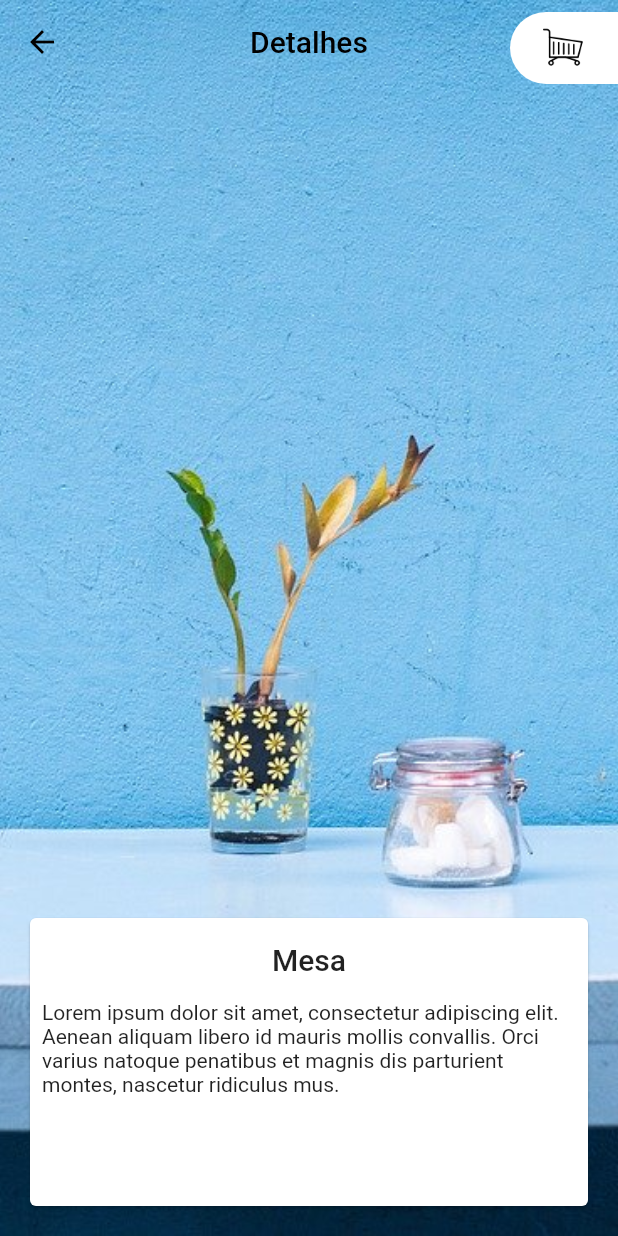
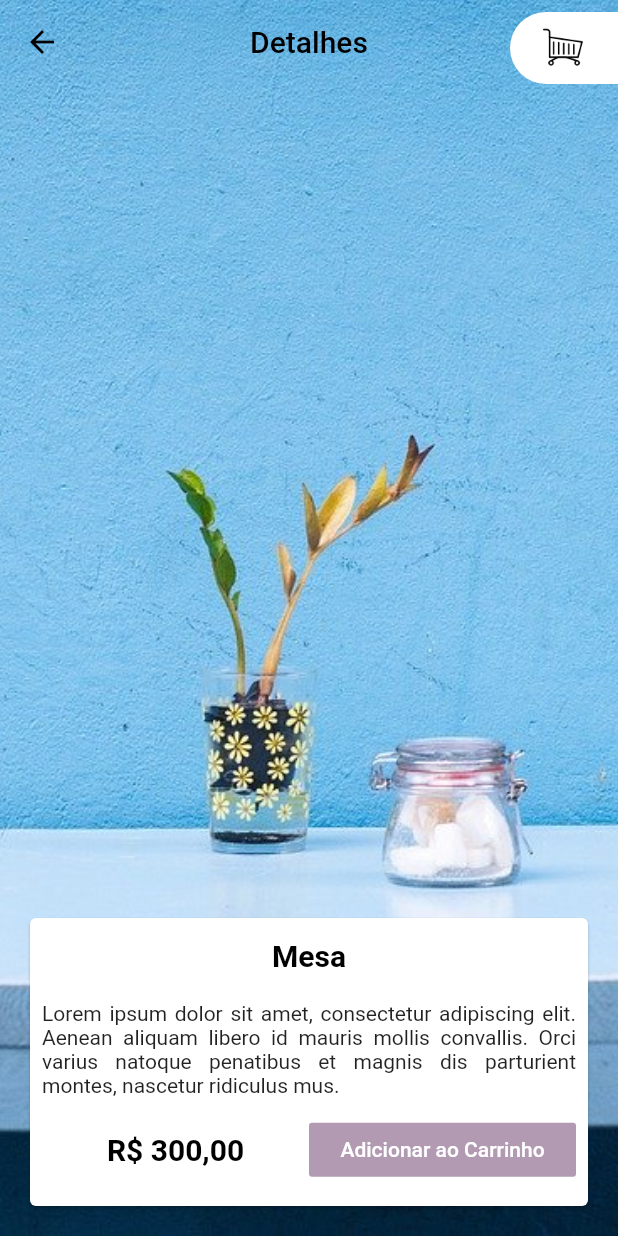
Before and after one commit to MisorWyvern/flutter_shop, a Flutter app: the screen it shows after launch, after a tap on "Mesa", on a phone screen of 412 x 824 dp. Run offline on Flutter 3.47's test engine with Material 2 defaults, Android fonts, the phone set to English and light mode, and no system bars; Roboto replaces fonts that are missing (Alata).

Commit message:
add textTheme. colorPalette and price to product card (END Aula 6)

```diff
--- a/lib/main.dart
+++ b/lib/main.dart
@@ -1,4 +1,5 @@
 import 'package:flutter/material.dart';
+import 'package:flutter_shop/models/color_palette.dart';
 import 'package:flutter_shop/pages/carrinho.dart';
 import 'package:flutter_shop/pages/home_page.dart';
 
@@ -18,8 +19,25 @@ class FlutterShop extends StatelessWidget {
       title: 'Flutter Shop',
       debugShowCheckedModeBanner: false,
       theme: ThemeData(
-        primarySwatch: Colors.red,
+        primarySwatch: ColorPalette().lilas,
         visualDensity: VisualDensity.adaptivePlatformDensity,
+        textTheme: TextTheme(
+          headline4: TextStyle(
+              fontSize: 16,
+              fontFamily: 'Alata',
+              fontWeight: FontWeight.bold,
+              color: Colors.white),
+          headline5: TextStyle(
+              fontSize: 16,
+              fontFamily: 'Alata',
+              fontWeight: FontWeight.bold,
+              color: Colors.black),
+          headline6: TextStyle(
+              fontSize: 20,
+              fontFamily: 'Alata',
+              fontWeight: FontWeight.bold,
+              color: Colors.black),
+        ),
       ),
       home: HomePage(),
     );
--- /dev/null
+++ b/lib/models/color_palette.dart
@@ -0,0 +1,18 @@
+import 'package:flutter/material.dart';
+
+class ColorPalette {
+  static Map<int, Color> _lilasSwatch = {
+    50: Color.fromRGBO(178, 155, 178, 0.05),
+    100: Color.fromRGBO(178, 155, 178, 0.1),
+    200: Color.fromRGBO(178, 155, 178, 0.2),
+    300: Color.fromRGBO(178, 155, 178, 0.3),
+    400: Color.fromRGBO(178, 155, 178, 0.4),
+    500: Color.fromRGBO(178, 155, 178, 0.5),
+    600: Color.fromRGBO(178, 155, 178, 0.6),
+    700: Color.fromRGBO(178, 155, 178, 0.7),
+    800: Color.fromRGBO(178, 155, 178, 0.8),
+    900: Color.fromRGBO(178, 155, 178, 0.9),
+  };
+
+  MaterialColor lilas = MaterialColor(0xFFB29BB2, _lilasSwatch);
+}
--- a/lib/models/product.dart
+++ b/lib/models/product.dart
@@ -12,13 +12,13 @@ class Product {
   }
 
   String get titulo => _titulo;
-  set titulo(String titulo) => _titulo = titulo;
+  //set titulo(String titulo) => _titulo = titulo;
   int get preco => _preco;
-  set preco(int preco) => _preco = preco;
+  //set preco(int preco) => _preco = preco;
   String get foto => _foto;
-  set foto(String foto) => _foto = foto;
+  //set foto(String foto) => _foto = foto;
   String get descricao => _descricao;
-  set descricao(String descricao) => _descricao = descricao;
+  //set descricao(String descricao) => _descricao = descricao;
 
   Product.fromJson(Map<String, dynamic> json) {
     _titulo = json['titulo'];
--- a/lib/pages/home_page.dart
+++ b/lib/pages/home_page.dart
@@ -67,7 +67,12 @@ class HomePage extends StatelessWidget {
           Row(
             children: [
               Expanded(child: Divider()),
-              Expanded(child: Text("Produtos", textAlign: TextAlign.center,)),
+              Expanded(
+                  child: Text(
+                "Produtos",
+                textAlign: TextAlign.center,
+                style: Theme.of(context).textTheme.headline5,
+              )),
               Expanded(child: Divider()),
             ],
           ),
--- a/lib/widgets/detalhes_card.dart
+++ b/lib/widgets/detalhes_card.dart
@@ -1,10 +1,12 @@
 import 'package:flutter/material.dart';
 import 'package:flutter_shop/models/product.dart';
+import 'package:intl/intl.dart';
 
 class DetalhesCard extends StatelessWidget {
   final Product product;
+  final formatReal = NumberFormat.currency(locale: 'pt_BR', symbol: 'R\$');
 
-  const DetalhesCard({Key key, this.product}) : super(key: key);
+  DetalhesCard({Key key, this.product}) : super(key: key);
 
   @override
   Widget build(BuildContext context) {
@@ -12,11 +14,36 @@ class DetalhesCard extends StatelessWidget {
       child: Padding(
         padding: const EdgeInsets.all(8.0),
         child: Column(
+          mainAxisAlignment: MainAxisAlignment.spaceAround,
           children: [
             DetalhesCardTitle(
               title: product.titulo,
             ),
             DetalhesCardText(text: product.descricao),
+            Row(
+              children: [
+                Expanded(
+                    child: Text(
+                  formatReal.format(product.preco),
+                  textAlign: TextAlign.center,
+                  style: Theme.of(context).textTheme.headline6,
+                )),
+                Expanded(
+                  flex: 1,
+                  child: FlatButton(
+                    color: Theme.of(context).primaryColor,
+                    onPressed: () {},
+                    child: Text(
+                      'Adicionar ao Carrinho',
+                      textAlign: TextAlign.center,
+                      style: TextStyle(
+                        color: Colors.white,
+                      ),
+                    ),
+                  ),
+                ),
+              ],
+            )
           ],
         ),
       ),
@@ -32,7 +59,6 @@ class DetalhesCardTitle extends StatelessWidget {
   @override
   Widget build(BuildContext context) {
     return Container(
-      margin: EdgeInsets.symmetric(vertical: 8),
       child: Text(
         title,
         style: Theme.of(context).textTheme.headline6,
@@ -52,6 +78,7 @@ class DetalhesCardText extends StatelessWidget {
       margin: EdgeInsets.only(top: 8),
       child: Text(
         text,
+        textAlign: TextAlign.justify,
         style: Theme.of(context).textTheme.bodyText2,
       ),
     );
--- a/lib/widgets/products_grid_item.dart
+++ b/lib/widgets/products_grid_item.dart
@@ -1,4 +1,5 @@
 import 'package:flutter/material.dart';
+import 'package:flutter_shop/models/color_palette.dart';
 import 'package:flutter_shop/models/product.dart';
 import 'package:flutter_shop/pages/detalhes.dart';
 
@@ -25,7 +26,9 @@ class ProductsGridItem extends StatelessWidget {
         child: InkWell(
           onTap: () {
             Navigator.push(
-                context, MaterialPageRoute(builder: (context) => Detalhes(product: item)));
+                context,
+                MaterialPageRoute(
+                    builder: (context) => Detalhes(product: item)));
           },
           child: Stack(
             alignment: Alignment.center,
@@ -67,7 +70,7 @@ class ProductsGridItemGradient extends StatelessWidget {
           end: Alignment.bottomCenter,
           colors: [
             Colors.transparent,
-            Color.fromRGBO(178, 155, 178, 1),
+            ColorPalette().lilas[600],
           ],
         ),
       ),
@@ -84,7 +87,10 @@ class ProductsGridItemTitle extends StatelessWidget {
   Widget build(BuildContext context) {
     return Positioned(
       bottom: 10,
-      child: Text(title),
+      child: Text(
+        title,
+        style: Theme.of(context).textTheme.headline4,
+      ),
     );
   }
 }
```
Also changed, not shown: lib/pages/detalhes.dart (+4 -3 lines), pubspec.yaml (+5 -6 lines), pubspec.lock.
